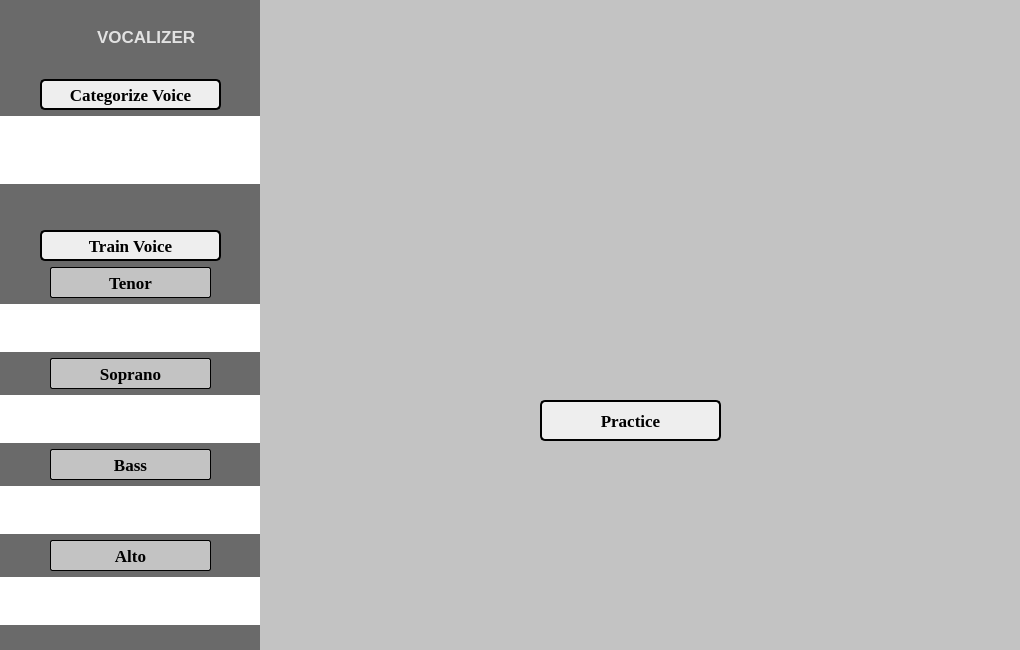
Above: vocalizer/Vocalizer.ui from alvinjaymaique/voice_classifier before the change. Below: the same form after it.
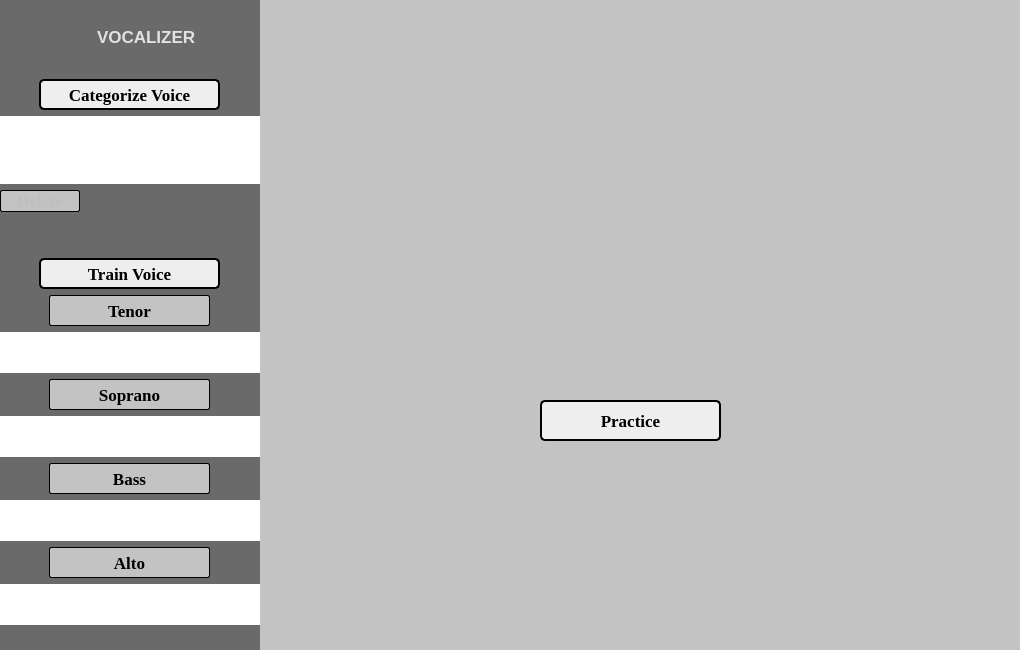
That is the form after the change. Icons and pictures are not drawn.

The edit to the form file:
```diff
--- a/vocalizer/Vocalizer.ui
+++ b/vocalizer/Vocalizer.ui
@@ -69,7 +69,7 @@
       <rect>
        <x>0</x>
        <y>70</y>
-       <width>262</width>
+       <width>260</width>
        <height>581</height>
       </rect>
      </property>
@@ -168,6 +168,58 @@
           </property>
          </widget>
         </item>
+        <item>
+         <widget class="QPushButton" name="btn_del">
+          <property name="enabled">
+           <bool>false</bool>
+          </property>
+          <property name="maximumSize">
+           <size>
+            <width>80</width>
+            <height>31</height>
+           </size>
+          </property>
+          <property name="font">
+           <font>
+            <family>Times New Roman</family>
+            <pointsize>13</pointsize>
+            <weight>75</weight>
+            <bold>true</bold>
+           </font>
+          </property>
+          <property name="cursor">
+           <cursorShape>PointingHandCursor</cursorShape>
+          </property>
+          <property name="styleSheet">
+           <string notr="true">QPushButton{
+background-color: rgb(195, 195, 195);
+border-style: solid;
+border-color: black;
+border-width: 1px;
+border-radius: 2px;
+}
+
+QPushButton:checked{
+	color:rgb(255, 255, 255);
+	font-weight:bold;
+	background-color: rgb(39, 39, 39);
+	border-style: solid;
+	border-color: white;
+	border-width:1px;
+	border-radius: 2px;
+}</string>
+          </property>
+          <property name="text">
+           <string>Delete</string>
+          </property>
+          <property name="checkable">
+           <bool>true</bool>
+          </property>
+          <property name="autoExclusive">
+           <bool>true</bool>
+          </property>
+         </widget>
+        </item>
        </layout>
       </item>
       <item>
@@ -180,7 +232,7 @@
         </property>
         <property name="sizeHint" stdset="0">
          <size>
-          <width>20</width>
+          <width>258</width>
           <height>40</height>
          </size>
         </property>
```
